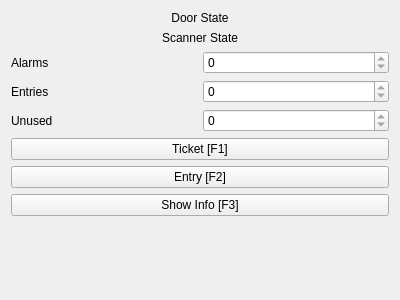
Old version of the form mainwindow.ui in the repository belucha/sbb-kletterhalle.
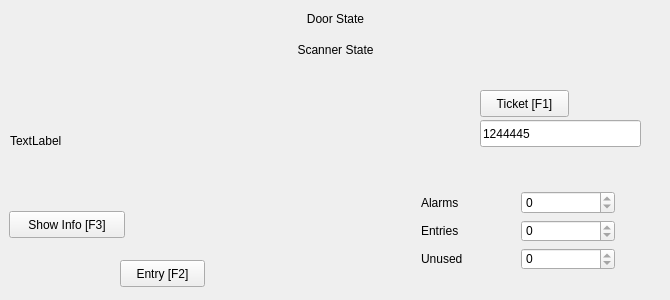
New version of the form.

Diff of the .ui file:
```diff
--- a/mainwindow.ui
+++ b/mainwindow.ui
@@ -6,7 +6,7 @@
    <rect>
     <x>0</x>
     <y>0</y>
-    <width>400</width>
+    <width>670</width>
     <height>300</height>
    </rect>
   </property>
@@ -14,27 +14,64 @@
    <string>Climbing area access test app...</string>
   </property>
   <widget class="QWidget" name="centralWidget">
-   <layout class="QVBoxLayout" name="verticalLayout">
-    <item>
-     <widget class="QLabel" name="labelStateDoor">
+   <widget class="QPushButton" name="pushButtonTicket">
+    <property name="geometry">
+     <rect>
+      <x>480</x>
+      <y>90</y>
+      <width>89</width>
+      <height>27</height>
+     </rect>
+    </property>
       <property name="text">
-       <string>Door State</string>
-      </property>
-      <property name="alignment">
-       <set>Qt::AlignCenter</set>
-      </property>
-     </widget>
-    </item>
-    <item>
-     <widget class="QLabel" name="labelStateScanner">
+     <string>Ticket [F1]</string>
+    </property>
+    <property name="shortcut">
+     <string>F1</string>
+    </property>
+   </widget>
+   <widget class="QPushButton" name="pushButtonEntry">
+    <property name="geometry">
+     <rect>
+      <x>120</x>
+      <y>260</y>
+      <width>85</width>
+      <height>27</height>
+     </rect>
+    </property>
       <property name="text">
-       <string>Scanner State</string>
-      </property>
-      <property name="alignment">
-       <set>Qt::AlignCenter</set>
-      </property>
-     </widget>
-    </item>
+     <string>Entry [F2]</string>
+    </property>
+    <property name="shortcut">
+     <string>F2</string>
+    </property>
+   </widget>
+   <widget class="QPushButton" name="pushButtonInfo">
+    <property name="geometry">
+     <rect>
+      <x>9</x>
+      <y>211</y>
+      <width>116</width>
+      <height>27</height>
+     </rect>
+    </property>
+    <property name="text">
+     <string>Show Info [F3]</string>
+    </property>
+    <property name="shortcut">
+     <string>F3</string>
+    </property>
+   </widget>
+   <widget class="QWidget" name="verticalLayoutWidget_3">
+    <property name="geometry">
+     <rect>
+      <x>410</x>
+      <y>180</y>
+      <width>216</width>
+      <height>101</height>
+     </rect>
+    </property>
+    <layout class="QVBoxLayout" name="verticalLayout_3">
     <item>
      <layout class="QHBoxLayout" name="layoutAlarms">
       <item>
@@ -92,50 +129,72 @@
       </item>
      </layout>
     </item>
-    <item>
-     <widget class="QPushButton" name="pushButtonTicket">
-      <property name="text">
-       <string>Ticket [F1]</string>
-      </property>
-      <property name="shortcut">
-       <string>F1</string>
-      </property>
-     </widget>
-    </item>
-    <item>
-     <widget class="QPushButton" name="pushButtonEntry">
-      <property name="text">
-       <string>Entry [F2]</string>
-      </property>
-      <property name="shortcut">
-       <string>F2</string>
-      </property>
-     </widget>
-    </item>
-    <item>
-     <widget class="QPushButton" name="pushButtonInfo">
-      <property name="text">
-       <string>Show Info [F3]</string>
-      </property>
-      <property name="shortcut">
-       <string>F3</string>
-      </property>
-     </widget>
-    </item>
-    <item>
-     <spacer name="verticalSpacer">
-      <property name="orientation">
-       <enum>Qt::Vertical</enum>
-      </property>
-      <property name="sizeHint" stdset="0">
-       <size>
-        <width>20</width>
-        <height>40</height>
-       </size>
-      </property>
-     </spacer>
-    </item>
-   </layout>
+    </layout>
+   </widget>
+   <widget class="QLabel" name="labelStateDoor">
+    <property name="geometry">
+     <rect>
+      <x>10</x>
+      <y>10</y>
+      <width>651</width>
+      <height>17</height>
+     </rect>
+    </property>
+    <property name="text">
+     <string>Door State</string>
+    </property>
+    <property name="alignment">
+     <set>Qt::AlignCenter</set>
+    </property>
+   </widget>
+   <widget class="QLabel" name="labelStateScanner">
+    <property name="geometry">
+     <rect>
+      <x>10</x>
+      <y>40</y>
+      <width>651</width>
+      <height>20</height>
+     </rect>
+    </property>
+    <property name="text">
+     <string>Scanner State</string>
+    </property>
+    <property name="alignment">
+     <set>Qt::AlignCenter</set>
+    </property>
+   </widget>
+   <widget class="QLineEdit" name="lineEdit">
+    <property name="geometry">
+     <rect>
+      <x>480</x>
+      <y>120</y>
+      <width>161</width>
+      <height>27</height>
+     </rect>
+    </property>
+    <property name="text">
+     <string>1244445</string>
+    </property>
+    <property name="maxLength">
+     <number>15</number>
+    </property>
+    <property name="placeholderText">
+     <string>member number</string>
+    </property>
+   </widget>
+   <widget class="QLabel" name="resultLabel">
+    <property name="geometry">
+     <rect>
+      <x>10</x>
+      <y>80</y>
+      <width>411</width>
+      <height>121</height>
+     </rect>
+    </property>
+    <property name="text">
+     <string>TextLabel</string>
+    </property>
+   </widget>
   </widget>
  </widget>
  <layoutdefault spacing="6" margin="11"/>
```
Left out of the diff: 3 changed lines with no effect on the pictures. Lines whose indentation alone changed are shown as unchanged.
